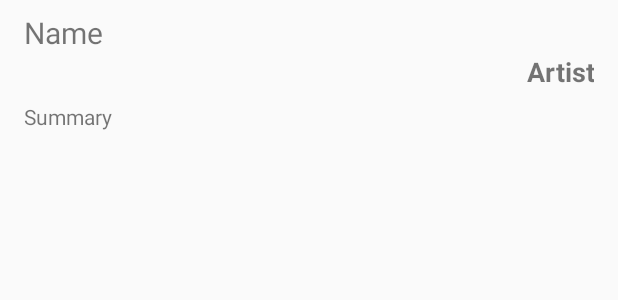
After one commit to gryclmn/Android-Kotlin-Top_10_Downloader, an Android app: the layout list_record.xml on its own in the app's theme, with its tools: preview values and no code run, on a phone screen of 412 x 824 dp. The commit adds this screen. Shown: the top 300 px of the screen. Run offline under Robolectric (Android 15) with nearby library versions, the phone set to English and light mode, and no system bars; network calls fail.

Commit message:
App displays top 10. Implemented ListView and custom Adapter

```diff
--- /dev/null
+++ b/app/src/main/res/layout/list_record.xml
@@ -0,0 +1,49 @@
+<?xml version="1.0" encoding="utf-8"?>
+<android.support.constraint.ConstraintLayout xmlns:android="http://schemas.android.com/apk/res/android"
+    xmlns:app="http://schemas.android.com/apk/res-auto"
+    xmlns:tools="http://schemas.android.com/tools"
+    android:layout_width="match_parent"
+    android:layout_height="match_parent">
+
+    <TextView
+        android:id="@+id/tvName"
+        android:layout_width="0dp"
+        android:layout_height="wrap_content"
+        android:layout_marginEnd="16dp"
+        android:layout_marginStart="16dp"
+        android:layout_marginTop="8dp"
+        android:text="TextView"
+        android:textSize="20sp"
+        app:layout_constraintEnd_toEndOf="parent"
+        app:layout_constraintStart_toStartOf="parent"
+        app:layout_constraintTop_toTopOf="parent"
+        tools:text="Name" />
+
+    <TextView
+        android:id="@+id/tvArtist"
+        android:layout_width="0dp"
+        android:layout_height="wrap_content"
+        android:layout_marginEnd="16dp"
+        android:layout_marginStart="16dp"
+        android:text="TextView"
+        android:textAlignment="viewEnd"
+        android:textSize="18sp"
+        android:textStyle="bold"
+        app:layout_constraintEnd_toEndOf="parent"
+        app:layout_constraintStart_toStartOf="parent"
+        app:layout_constraintTop_toBottomOf="@+id/tvName"
+        tools:text="Artist" />
+
+    <TextView
+        android:id="@+id/tvSummary"
+        android:layout_width="0dp"
+        android:layout_height="wrap_content"
+        android:layout_marginEnd="16dp"
+        android:layout_marginStart="16dp"
+        android:layout_marginTop="8dp"
+        android:text="TextView"
+        app:layout_constraintEnd_toEndOf="parent"
+        app:layout_constraintStart_toStartOf="parent"
+        app:layout_constraintTop_toBottomOf="@+id/tvArtist"
+        tools:text="Summary" />
+</android.support.constraint.ConstraintLayout>
```
Also changed, not shown: app/src/main/java/com/devbygc/top10downloader/FeedAdapter.kt (added, +54 -0 lines), app/src/main/java/com/devbygc/top10downloader/MainActivity.kt (+33 -10 lines), app/src/main/java/com/devbygc/top10downloader/ParseApplications.kt (+10 -2 lines), app/src/main/res/layout/activity_main.xml (+12 -8 lines), app/src/main/res/layout/list_item.xml (added, +8 -0 lines).
